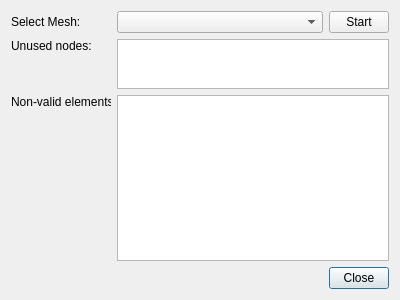
This is Gui/DataView/MeshAnalysis.ui in ufz/ogs as Qt 5 draws it before an edit. The edited form follows.
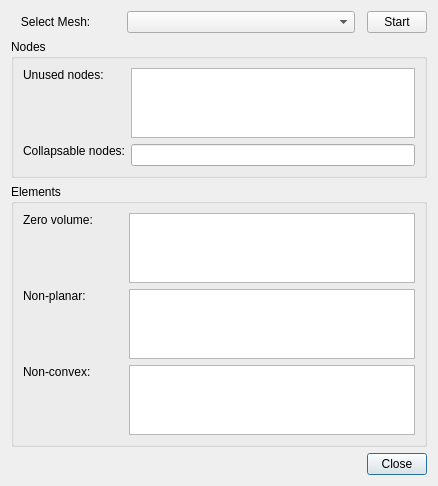
This is the edited form.

Commit message: rearranged MeshAnalysisDialog for better layout

Patch:
```diff
--- a/Gui/DataView/MeshAnalysis.ui
+++ b/Gui/DataView/MeshAnalysis.ui
@@ -6,22 +6,101 @@
    <rect>
     <x>0</x>
     <y>0</y>
-    <width>400</width>
-    <height>300</height>
+    <width>438</width>
+    <height>470</height>
    </rect>
   </property>
   <property name="windowTitle">
    <string>Mesh Analysis</string>
   </property>
   <layout class="QGridLayout" name="gridLayout">
+   <item row="2" column="0" colspan="4">
+    <widget class="QGroupBox" name="nodesGroupBox">
+     <property name="title">
+      <string>Nodes</string>
+     </property>
+     <layout class="QGridLayout" name="gridLayout_2">
+      <item row="0" column="0">
+       <widget class="QLabel" name="unusedNodesLabel">
+        <property name="minimumSize">
+         <size>
+          <width>100</width>
+          <height>0</height>
+         </size>
+        </property>
+        <property name="maximumSize">
+         <size>
+          <width>100</width>
+          <height>16777215</height>
+         </size>
+        </property>
+        <property name="text">
+         <string>Unused nodes:</string>
+        </property>
+        <property name="alignment">
+         <set>Qt::AlignLeading|Qt::AlignLeft|Qt::AlignTop</set>
+        </property>
+       </widget>
+      </item>
+      <item row="1" column="0">
+       <widget class="QLabel" name="collapsableNodesLabel">
+        <property name="minimumSize">
+         <size>
+          <width>100</width>
+          <height>0</height>
+         </size>
+        </property>
+        <property name="maximumSize">
+         <size>
+          <width>150</width>
+          <height>16777215</height>
+         </size>
+        </property>
+        <property name="text">
+         <string>Collapsable nodes:</string>
+        </property>
+        <property name="alignment">
+         <set>Qt::AlignLeading|Qt::AlignLeft|Qt::AlignTop</set>
+        </property>
+       </widget>
+      </item>
+      <item row="0" column="1">
+       <widget class="QTextEdit" name="unusedNodesText">
+        <property name="readOnly">
+         <bool>true</bool>
+        </property>
+       </widget>
+      </item>
+      <item row="1" column="1">
+       <widget class="QLineEdit" name="collapsableNodesText">
+        <property name="readOnly">
+         <bool>true</bool>
+        </property>
+       </widget>
+      </item>
+     </layout>
+    </widget>
+   </item>
    <item row="1" column="0">
     <widget class="QLabel" name="meshListLabel">
+     <property name="minimumSize">
+      <size>
+       <width>110</width>
+       <height>0</height>
+      </size>
+     </property>
+     <property name="maximumSize">
+      <size>
+       <width>110</width>
+       <height>16777215</height>
+      </size>
+     </property>
      <property name="text">
-      <string>Select Mesh:</string>
+      <string>   Select Mesh:</string>
      </property>
     </widget>
    </item>
-   <item row="5" column="2">
+   <item row="5" column="3">
     <widget class="QPushButton" name="closeButton">
      <property name="maximumSize">
       <size>
@@ -44,53 +123,7 @@
      </property>
     </widget>
    </item>
-   <item row="3" column="1" colspan="2">
-    <widget class="QTextEdit" name="nodesMsg">
-     <property name="maximumSize">
-      <size>
-       <width>16777215</width>
-       <height>50</height>
-      </size>
-     </property>
-     <property name="readOnly">
-      <bool>true</bool>
-     </property>
-    </widget>
-   </item>
-   <item row="4" column="1" colspan="2">
-    <widget class="QTextEdit" name="elementsMsg">
-     <property name="readOnly">
-      <bool>true</bool>
-     </property>
-    </widget>
-   </item>
-   <item row="3" column="0">
-    <widget class="QLabel" name="nodesMsgLabel">
-     <property name="text">
-      <string>Unused nodes:</string>
-     </property>
-     <property name="alignment">
-      <set>Qt::AlignLeading|Qt::AlignLeft|Qt::AlignTop</set>
-     </property>
-    </widget>
-   </item>
-   <item row="4" column="0">
-    <widget class="QLabel" name="elementsMsgLabel">
-     <property name="maximumSize">
-      <size>
-       <width>100</width>
-       <height>16777215</height>
-      </size>
-     </property>
-     <property name="text">
-      <string>Non-valid elements:</string>
-     </property>
-     <property name="alignment">
-      <set>Qt::AlignLeading|Qt::AlignLeft|Qt::AlignTop</set>
-     </property>
-    </widget>
-   </item>
-   <item row="1" column="2">
+   <item row="1" column="3">
     <widget class="QPushButton" name="startButton">
      <property name="maximumSize">
       <size>
@@ -103,6 +136,102 @@
      </property>
     </widget>
    </item>
+   <item row="3" column="0" colspan="4">
+    <widget class="QGroupBox" name="elementsGroupBox">
+     <property name="title">
+      <string>Elements</string>
+     </property>
+     <layout class="QGridLayout" name="gridLayout_3">
+      <item row="1" column="0">
+       <widget class="QLabel" name="zeroVolumeLabel">
+        <property name="minimumSize">
+         <size>
+          <width>100</width>
+          <height>0</height>
+         </size>
+        </property>
+        <property name="maximumSize">
+         <size>
+          <width>100</width>
+          <height>16777215</height>
+         </size>
+        </property>
+        <property name="text">
+         <string>Zero volume:</string>
+        </property>
+        <property name="alignment">
+         <set>Qt::AlignLeading|Qt::AlignLeft|Qt::AlignTop</set>
+        </property>
+       </widget>
+      </item>
+      <item row="3" column="0">
+       <widget class="QLabel" name="nonConvexLabel">
+        <property name="minimumSize">
+         <size>
+          <width>100</width>
+          <height>0</height>
+         </size>
+        </property>
+        <property name="maximumSize">
+         <size>
+          <width>100</width>
+          <height>16777215</height>
+         </size>
+        </property>
+        <property name="text">
+         <string>Non-convex:</string>
+        </property>
+        <property name="alignment">
+         <set>Qt::AlignLeading|Qt::AlignLeft|Qt::AlignTop</set>
+        </property>
+       </widget>
+      </item>
+      <item row="2" column="0">
+       <widget class="QLabel" name="nonPlanarLabel">
+        <property name="minimumSize">
+         <size>
+          <width>100</width>
+          <height>0</height>
+         </size>
+        </property>
+        <property name="maximumSize">
+         <size>
+          <width>100</width>
+          <height>16777215</height>
+         </size>
+        </property>
+        <property name="text">
+         <string>Non-planar:</string>
+        </property>
+        <property name="alignment">
+         <set>Qt::AlignLeading|Qt::AlignLeft|Qt::AlignTop</set>
+        </property>
+       </widget>
+      </item>
+      <item row="1" column="1">
+       <widget class="QTextEdit" name="zeroVolumeText">
+        <property name="readOnly">
+         <bool>true</bool>
+        </property>
+       </widget>
+      </item>
+      <item row="2" column="1">
+       <widget class="QTextEdit" name="nonPlanarText">
+        <property name="readOnly">
+         <bool>true</bool>
+        </property>
+       </widget>
+      </item>
+      <item row="3" column="1">
+       <widget class="QTextEdit" name="nonConvexText">
+        <property name="readOnly">
+         <bool>true</bool>
+        </property>
+       </widget>
+      </item>
+     </layout>
+    </widget>
+   </item>
   </layout>
  </widget>
  <resources/>
```
The commit also changes 4 other files.
